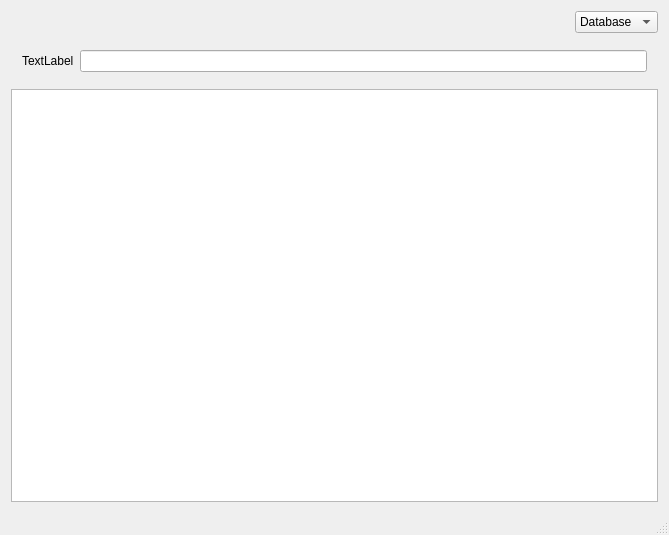
Old version of the form cashio/MainWindow.ui in the repository bsdelf/cashio.
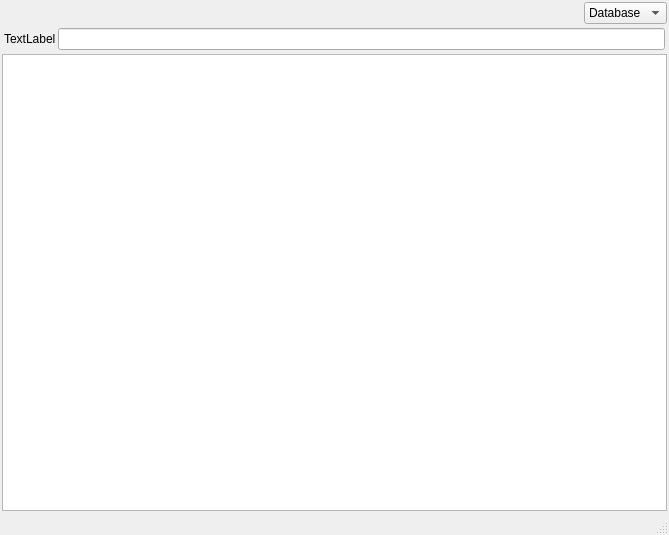
New version of the form.

```diff
--- a/cashio/MainWindow.ui
+++ b/cashio/MainWindow.ui
@@ -15,6 +15,12 @@
   </property>
   <widget class="QWidget" name="centralWidget">
    <layout class="QVBoxLayout" name="verticalLayout">
+    <property name="spacing">
+     <number>2</number>
+    </property>
+    <property name="margin">
+     <number>2</number>
+    </property>
     <item>
      <layout class="QHBoxLayout" name="horizontalLayout">
       <item>
@@ -65,6 +71,12 @@
     <item>
      <widget class="QWidget" name="widgetSearchBar" native="true">
       <layout class="QHBoxLayout" name="horizontalLayout_2">
+       <property name="spacing">
+        <number>2</number>
+       </property>
+       <property name="margin">
+        <number>2</number>
+       </property>
        <item>
         <widget class="QLabel" name="label">
          <property name="text">
```
